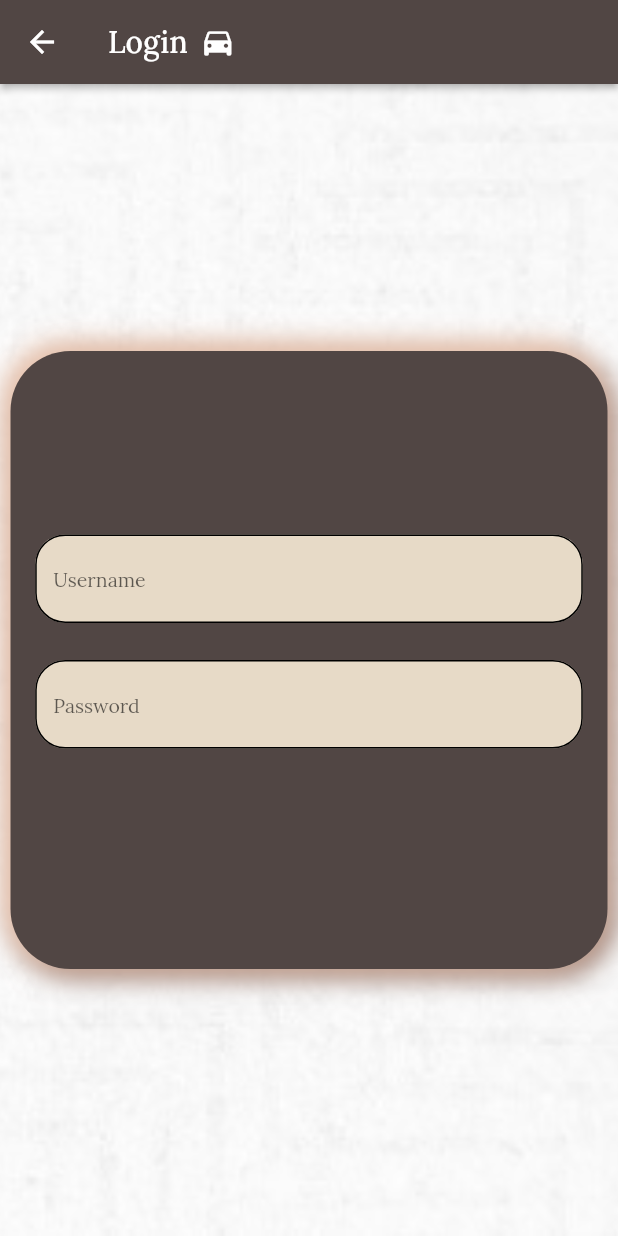
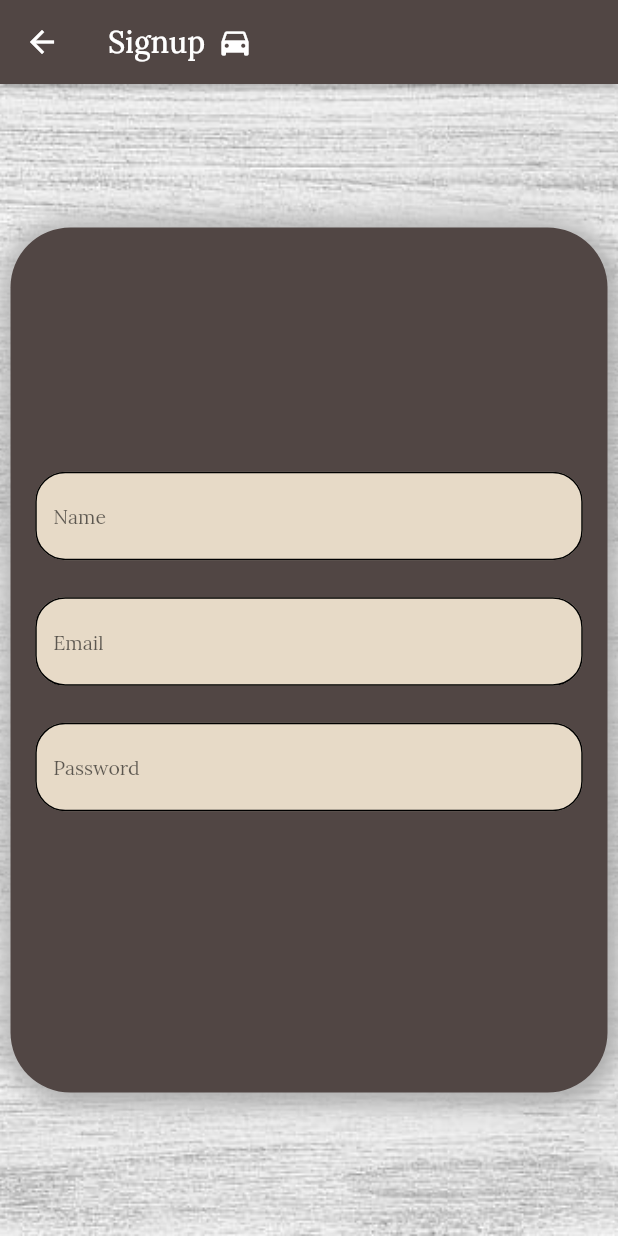
Before and after one commit to hamzakbarali/Inovalet, a Flutter app: the screen it shows after launch, after a tap on "Signup", on a phone screen of 412 x 824 dp. Run offline on Flutter 3.47's test engine with Material 2 defaults, Android fonts, the phone set to English and light mode, and no system bars; our stand-ins replace animated_text_kit, google_fonts, shimmer_animation.

Commit message:
Improved registration_screen. Added new bg image to registration_screen.dart. Refactored the input fields on login & registration screens.

```diff
--- a/lib/screens/default_screen/default_screen.dart
+++ b/lib/screens/default_screen/default_screen.dart
@@ -14,7 +14,7 @@ class DefaultScreen extends StatelessWidget {
       backgroundColor: brown50,
       body: SafeArea(
         child: Container(
-          decoration: bg_image,
+          decoration: common_bg_image,
           height: screenSize.height,
           width: screenSize.width,
           child: Center(
--- a/lib/screens/registration_screen/registration_screen.dart
+++ b/lib/screens/registration_screen/registration_screen.dart
@@ -10,22 +10,25 @@ class RegistrationScreen extends StatefulWidget {
 }
 
 class _RegistrationScreenState extends State<RegistrationScreen> {
-  late final TextEditingController _usernameController;
   late final TextEditingController _passwordController;
+  late final TextEditingController _nameController;
+  late final TextEditingController _emailController;
   late final _formKey;
 
   @override
   void initState() {
     super.initState();
-    _usernameController = TextEditingController();
+    _emailController = TextEditingController();
     _passwordController = TextEditingController();
+    _nameController = TextEditingController();
     _formKey = GlobalKey<FormState>();
   }
 
   @override
   void dispose() {
-    _usernameController.dispose();
+    _emailController.dispose();
     _passwordController.dispose();
+    _nameController.dispose();
     super.dispose();
   }
 
@@ -42,7 +45,7 @@ class _RegistrationScreenState extends State<RegistrationScreen> {
         ),
         backgroundColor: brownColor,
         title: Row(children: [
-          Text("Login", style: loginscreenAppBarTitleStyle),
+          Text("Signup", style: loginscreenAppBarTitleStyle),
           const Padding(
               padding: EdgeInsets.symmetric(horizontal: 8),
               child: Icon(Icons.directions_car))
@@ -54,22 +57,22 @@ class _RegistrationScreenState extends State<RegistrationScreen> {
           width: screenSize.width,
           height: screenSize.height,
           child: Container(
-            decoration: bg_image,
+            decoration: signupscreen_bg_image,
             child: Center(
               child: Container(
                 margin: const EdgeInsets.symmetric(horizontal: 7),
-                height: screenSize.height * 0.5,
+                height: screenSize.height * 0.7,
                 decoration: BoxDecoration(
                   boxShadow: [
                     BoxShadow(
-                      color: Colors.brown.shade400,
+                      color: Colors.grey.shade500,
                       offset: const Offset(4, 4),
                       spreadRadius: 1,
                       blurRadius: 15,
                     ),
                     BoxShadow(
                       spreadRadius: 1,
-                      color: pinkColor,
+                      color: Colors.grey.shade400,
                       offset: const Offset(-4, -4),
                       blurRadius: 15,
                     ),
@@ -85,8 +88,18 @@ class _RegistrationScreenState extends State<RegistrationScreen> {
                     children: [
                       InputField(
                         size: screenSize,
-                        controller: this._usernameController,
-                        hint: "Username",
+                        controller: this._nameController,
+                        hint: "Name",
+                        inputType: TextInputType.name,
+                      ),
+                      SizedBox(
+                        height: screenSize.height * 0.03,
+                      ),
+                      InputField(
+                        size: screenSize,
+                        controller: this._emailController,
+                        hint: "Email",
+                        inputType: TextInputType.emailAddress,
                       ),
                       SizedBox(
                         height: screenSize.height * 0.03,
--- a/lib/screens/splash_screen/splash_screen.dart
+++ b/lib/screens/splash_screen/splash_screen.dart
@@ -39,7 +39,7 @@ class _SplashScreenState extends State<SplashScreen> {
         color: brownColor,
         child: SafeArea(
           child: Container(
-            decoration: bg_image,
+            decoration: common_bg_image,
             child: Center(
               child: Transform.rotate(
                 angle: -pi / 8.0,
--- a/lib/utils/common_components.dart
+++ b/lib/utils/common_components.dart
@@ -2,10 +2,17 @@ import "package:flutter/material.dart";
 import "package:google_fonts/google_fonts.dart";
 import "../../../utils/utils_barrel.dart";
 
-BoxDecoration bg_image = const BoxDecoration(
+BoxDecoration common_bg_image = const BoxDecoration(
   image: DecorationImage(
     fit: BoxFit.cover,
     image: AssetImage("assets/common_bg_image.jpg"),
+  ),
+);
+
+BoxDecoration signupscreen_bg_image = const BoxDecoration(
+  image: DecorationImage(
+    fit: BoxFit.cover,
+    image: AssetImage("assets/signupscreen_bg.jpg"),
   ),
 );
 
@@ -14,12 +21,14 @@ class InputField extends StatelessWidget {
   late final TextEditingController controller;
   late final bool obscure;
   late final String hint;
+  late final TextInputType inputType;
 
   InputField(
       {required this.size,
       required this.controller,
       required this.hint,
       this.obscure = false,
+      this.inputType = TextInputType.text,
       Key? key})
       : super(key: key);
 
```
Also changed, not shown: lib/screens/login_screen/login_screen.dart (+8 -8 lines).
